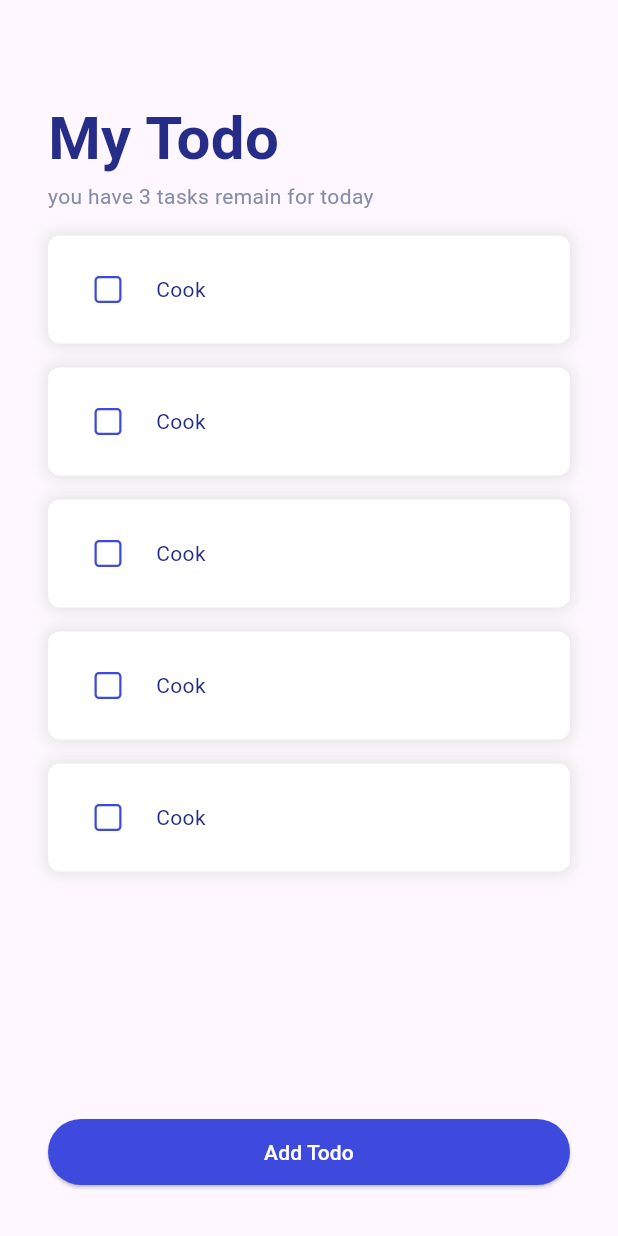
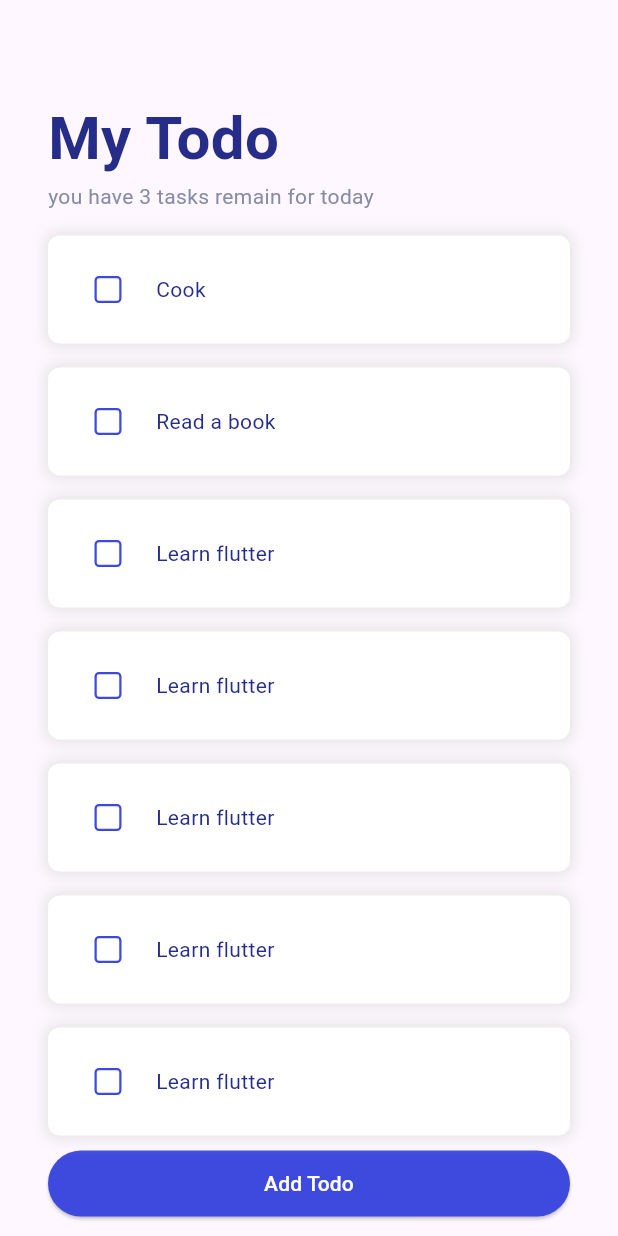
Before and after one commit to aphiratnimanussonkul/todo-app, a Flutter app: the TodoPage screen opened by its route, on a phone screen of 412 x 824 dp. Run offline on Flutter 3.47's test engine with Material 2 defaults, Android fonts, the phone set to English and light mode, and no system bars.

Commit message:
[Todo] remove hard code.
render todo list

```diff
--- /dev/null
+++ b/lib/models/todo.dart
@@ -0,0 +1,6 @@
+class Todo {
+  late String task;
+  late bool complete;
+
+  Todo(this.task, this.complete);
+}
--- a/lib/pages/todo.dart
+++ b/lib/pages/todo.dart
@@ -9,9 +9,14 @@ class TodoPage extends StatefulWidget {
 }
 
 class _TodoPageState extends State<TodoPage> {
+  ScrollController scrollController = ScrollController();
   List<Todo> todolist = [
     Todo("Cook", false),
     Todo("Read a book", false),
+    Todo("Learn flutter", false),
+    Todo("Learn flutter", false),
+    Todo("Learn flutter", false),
+    Todo("Learn flutter", false),
     Todo("Learn flutter", false),
   ];
 
@@ -20,56 +25,68 @@ class _TodoPageState extends State<TodoPage> {
     return Scaffold(
         body: Container(
       width: MediaQuery.sizeOf(context).width,
-        padding: const EdgeInsets.fromLTRB(32, 64, 32, 32),
-        child: Column(
-          mainAxisAlignment: MainAxisAlignment.spaceBetween,
-          crossAxisAlignment: CrossAxisAlignment.start,
-          children: [
-            Column(
-              crossAxisAlignment: CrossAxisAlignment.start,
-              children: [
+      padding: const EdgeInsets.only(
+        top: 64,
+      ),
+      child: CustomScrollView(
+        controller: scrollController,
+        physics: const ClampingScrollPhysics(),
+        slivers: [
+          SliverList(
+            delegate: SliverChildListDelegate([
               title(),
               taskCount(),
-                const SizedBox(height: 8),
-                task(),
-                task(),
-                task(),
-                task(),
-                task(),
+              const SizedBox(height: 8, width: 1),
+              ListView.builder(
+                scrollDirection: Axis.vertical,
+                shrinkWrap: true,
+                itemCount: todolist.length,
+                itemBuilder: (context, index) =>
+                    task(todolist[index], (check) {}),
+              )
+            ]),
+          ),
+          SliverToBoxAdapter(
+            child: Column(
+              mainAxisAlignment: MainAxisAlignment.end,
+              children: [addTodoButton(context)],
+            ),
+          )
         ],
       ),
-            addTodoButton(context),
-          ],
+    ));
+  }
+
+  Container taskCount() {
+    return Container(
+      padding: const EdgeInsets.symmetric(horizontal: 32),
+      child: const Text(
+        "you have 3 tasks remain for today",
+        style: TextStyle(
+          color: Color(0xff858CA7),
+          fontSize: 14,
         ),
       ),
     );
   }
 
-  Text taskCount() {
-    return const Text(
-      "you have 3 tasks remain for today",
-      style: TextStyle(
-        color: Color(0xff858CA7),
-        fontSize: 14,
-      ),
-      textAlign: TextAlign.center,
-    );
-  }
-
-  Text title() {
-    return const Text(
+  Container title() {
+    return Container(
+      padding: const EdgeInsets.symmetric(horizontal: 32),
+      child: const Text(
         "My Todo",
         style: TextStyle(
           color: Color(0xff252D89),
           fontSize: 40,
           fontWeight: FontWeight.bold,
         ),
+      ),
     );
   }
 
-  Container task() {
+  Container task(Todo todo, Function(bool?) onCheck) {
     return Container(
-      margin: const EdgeInsets.symmetric(vertical: 8),
+      margin: const EdgeInsets.symmetric(vertical: 8, horizontal: 32),
       padding: const EdgeInsets.symmetric(
         vertical: 12,
         horizontal: 16,
@@ -93,13 +110,13 @@ class _TodoPageState extends State<TodoPage> {
             shape: const RoundedRectangleBorder(
                 borderRadius: BorderRadius.all(Radius.circular(3))),
             checkColor: const Color(0xff3E4ADE),
-            value: false,
-            onChanged: (check) {},
+            value: todo.complete,
+            onChanged: (check) => onCheck(check),
           ),
-          const SizedBox(width: 8),
-          const Text(
-            "Cook",
-            style: TextStyle(
+          const SizedBox(width: 8, height: 1),
+          Text(
+            todo.task,
+            style: const TextStyle(
               color: Color(0xff252D89),
               fontSize: 14,
             ),
@@ -109,8 +126,10 @@ class _TodoPageState extends State<TodoPage> {
     );
   }
 
-  ElevatedButton addTodoButton(BuildContext context) {
-    return ElevatedButton(
+  Container addTodoButton(BuildContext context) {
+    return Container(
+      padding: const EdgeInsets.symmetric(horizontal: 32),
+      child: ElevatedButton(
         style: const ButtonStyle(
           backgroundColor: MaterialStatePropertyAll<Color>(
             Color(0xff3E4ADE),
@@ -126,6 +145,7 @@ class _TodoPageState extends State<TodoPage> {
           ),
         ),
         onPressed: () => Navigator.pushNamed(context, "/todo"),
+      ),
     );
   }
 }
```
Lines whose indentation alone changed are shown as unchanged.
